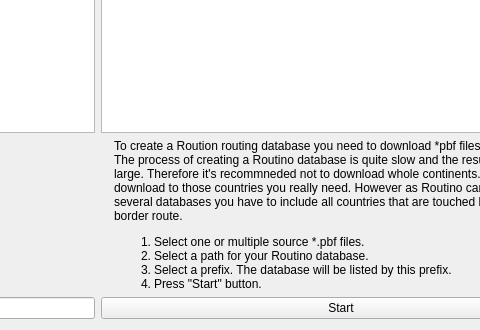
First picture: the form in src/tool/IRoutinoDatabaseBuilder.ui, repository Maproom/qmapshack, before the edit; both pictures show x 396 to 876 and y 121 to 451 of the 988 by 451 pixel window.
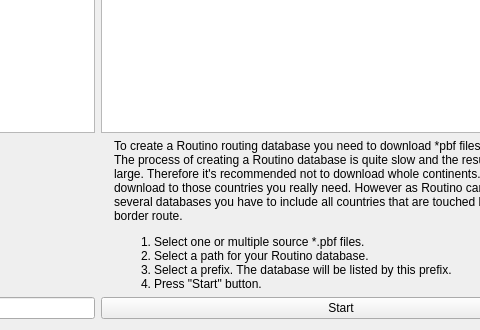
Second picture: the form after the edit. Icons and pictures are not drawn.

What changed in the file:
```diff
--- a/src/tool/IRoutinoDatabaseBuilder.ui
+++ b/src/tool/IRoutinoDatabaseBuilder.ui
@@ -130,7 +130,7 @@
      <item>
       <widget class="QLabel" name="labelHelp">
        <property name="text">
-        <string>&lt;p&gt;To create a Roution routing database you need to download *pbf files from &lt;a href='http://download.geofabrik.de/'&gt;GeoFabrik&lt;/a&gt;. The process of creating a Routino database is quite slow and the resulting files quite large. Therefore it's recommneded not to download whole continents. Limit your download to those countries you really need. However as Routino can't route over several databases you have to include all countries that are touched by a cross country border route.&lt;/p&gt;
+        <string>&lt;p&gt;To create a Routino routing database you need to download *pbf files from &lt;a href='http://download.geofabrik.de/'&gt;GeoFabrik&lt;/a&gt;. The process of creating a Routino database is quite slow and the resulting files quite large. Therefore it's recommended not to download whole continents. Limit your download to those countries you really need. However as Routino can't route over several databases you have to include all countries that are touched by a cross country border route.&lt;/p&gt;
 
 &lt;ol&gt;
 &lt;li&gt;Select one or multiple source *.pbf files.&lt;/li&gt;
```
